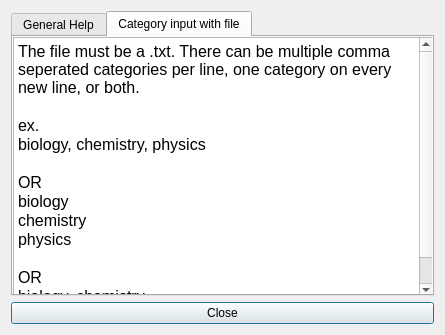
Above: View/Help.ui from wcrandall/Studier before the change. Below: the same form after it.
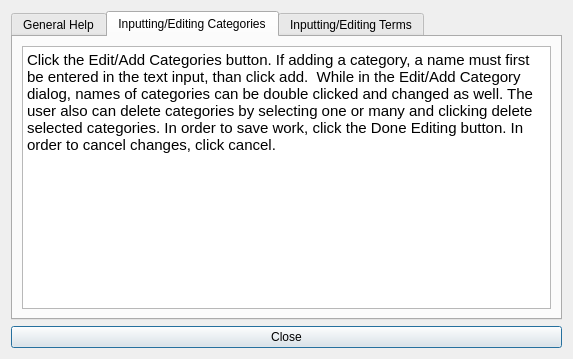
That is the form after the change. The open tabs and pages were chosen to show the change.

Patch:
```diff
--- a/View/Help.ui
+++ b/View/Help.ui
@@ -6,8 +6,8 @@
    <rect>
     <x>0</x>
     <y>0</y>
-    <width>445</width>
-    <height>335</height>
+    <width>573</width>
+    <height>359</height>
    </rect>
   </property>
   <property name="windowTitle">
@@ -52,37 +52,39 @@
        </widget>
        <widget class="QWidget" name="tab_2">
         <attribute name="title">
-         <string>Category input with file</string>
+         <string>Inputting/Editing Categories</string>
         </attribute>
+        <layout class="QGridLayout" name="gridLayout_3">
+         <item row="0" column="0">
         <widget class="QTextBrowser" name="textBrowser_2">
-         <property name="geometry">
-          <rect>
-           <x>0</x>
-           <y>0</y>
-           <width>421</width>
-           <height>261</height>
-          </rect>
-         </property>
+           <property name="html">
+            <string>&lt;!DOCTYPE HTML PUBLIC &quot;-//W3C//DTD HTML 4.0//EN&quot; &quot;http://www.w3.org/TR/REC-html40/strict.dtd&quot;&gt;
+&lt;html&gt;&lt;head&gt;&lt;meta name=&quot;qrichtext&quot; content=&quot;1&quot; /&gt;&lt;style type=&quot;text/css&quot;&gt;
+p, li { white-space: pre-wrap; }
+&lt;/style&gt;&lt;/head&gt;&lt;body style=&quot; font-family:'Ubuntu'; font-size:11pt; font-weight:400; font-style:normal;&quot;&gt;
+&lt;p style=&quot; margin-top:0px; margin-bottom:0px; margin-left:0px; margin-right:0px; -qt-block-indent:0; text-indent:0px;&quot;&gt;Click the Edit/Add Categories button. If adding a category, a name must first be entered in the text input, than click add.  While in the Edit/Add Category dialog, names of categories can be double clicked and changed as well. The user also can delete categories by selecting one or many and clicking delete selected categories. In order to save work, click the Done Editing button. In order to cancel changes, click cancel.  &lt;/p&gt;&lt;/body&gt;&lt;/html&gt;</string>
+           </property>
+          </widget>
+         </item>
+        </layout>
+       </widget>
+       <widget class="QWidget" name="tab_3">
+        <attribute name="title">
+         <string>Inputting/Editing Terms</string>
+        </attribute>
+        <layout class="QGridLayout" name="gridLayout_4">
+         <item row="0" column="0">
+          <widget class="QTextBrowser" name="textBrowser_4">
          <property name="html">
           <string>&lt;!DOCTYPE HTML PUBLIC &quot;-//W3C//DTD HTML 4.0//EN&quot; &quot;http://www.w3.org/TR/REC-html40/strict.dtd&quot;&gt;
 &lt;html&gt;&lt;head&gt;&lt;meta name=&quot;qrichtext&quot; content=&quot;1&quot; /&gt;&lt;style type=&quot;text/css&quot;&gt;
 p, li { white-space: pre-wrap; }
 &lt;/style&gt;&lt;/head&gt;&lt;body style=&quot; font-family:'Ubuntu'; font-size:11pt; font-weight:400; font-style:normal;&quot;&gt;
-&lt;p style=&quot; margin-top:0px; margin-bottom:0px; margin-left:0px; margin-right:0px; -qt-block-indent:0; text-indent:0px;&quot;&gt;&lt;span style=&quot; font-family:'MS Shell Dlg 2'; font-size:12pt;&quot;&gt;The file must be a .txt. There can be multiple comma seperated categories per line, one category on every new line, or both. &lt;/span&gt;&lt;/p&gt;
-&lt;p style=&quot;-qt-paragraph-type:empty; margin-top:0px; margin-bottom:0px; margin-left:0px; margin-right:0px; -qt-block-indent:0; text-indent:0px; font-family:'MS Shell Dlg 2'; font-size:12pt;&quot;&gt;&lt;br /&gt;&lt;/p&gt;
-&lt;p style=&quot; margin-top:0px; margin-bottom:0px; margin-left:0px; margin-right:0px; -qt-block-indent:0; text-indent:0px;&quot;&gt;&lt;span style=&quot; font-family:'MS Shell Dlg 2'; font-size:12pt;&quot;&gt;ex. &lt;/span&gt;&lt;/p&gt;
-&lt;p style=&quot; margin-top:0px; margin-bottom:0px; margin-left:0px; margin-right:0px; -qt-block-indent:0; text-indent:0px;&quot;&gt;&lt;span style=&quot; font-family:'MS Shell Dlg 2'; font-size:12pt;&quot;&gt;biology, chemistry, physics&lt;/span&gt;&lt;/p&gt;
-&lt;p style=&quot;-qt-paragraph-type:empty; margin-top:0px; margin-bottom:0px; margin-left:0px; margin-right:0px; -qt-block-indent:0; text-indent:0px; font-family:'MS Shell Dlg 2'; font-size:12pt;&quot;&gt;&lt;br /&gt;&lt;/p&gt;
-&lt;p style=&quot; margin-top:0px; margin-bottom:0px; margin-left:0px; margin-right:0px; -qt-block-indent:0; text-indent:0px;&quot;&gt;&lt;span style=&quot; font-family:'MS Shell Dlg 2'; font-size:12pt;&quot;&gt;OR &lt;/span&gt;&lt;/p&gt;
-&lt;p style=&quot; margin-top:0px; margin-bottom:0px; margin-left:0px; margin-right:0px; -qt-block-indent:0; text-indent:0px;&quot;&gt;&lt;span style=&quot; font-family:'MS Shell Dlg 2'; font-size:12pt;&quot;&gt;biology&lt;/span&gt;&lt;/p&gt;
-&lt;p style=&quot; margin-top:0px; margin-bottom:0px; margin-left:0px; margin-right:0px; -qt-block-indent:0; text-indent:0px;&quot;&gt;&lt;span style=&quot; font-family:'MS Shell Dlg 2'; font-size:12pt;&quot;&gt;chemistry &lt;/span&gt;&lt;/p&gt;
-&lt;p style=&quot; margin-top:0px; margin-bottom:0px; margin-left:0px; margin-right:0px; -qt-block-indent:0; text-indent:0px;&quot;&gt;&lt;span style=&quot; font-family:'MS Shell Dlg 2'; font-size:12pt;&quot;&gt;physics&lt;/span&gt;&lt;/p&gt;
-&lt;p style=&quot;-qt-paragraph-type:empty; margin-top:0px; margin-bottom:0px; margin-left:0px; margin-right:0px; -qt-block-indent:0; text-indent:0px; font-family:'MS Shell Dlg 2'; font-size:12pt;&quot;&gt;&lt;br /&gt;&lt;/p&gt;
-&lt;p style=&quot; margin-top:0px; margin-bottom:0px; margin-left:0px; margin-right:0px; -qt-block-indent:0; text-indent:0px;&quot;&gt;&lt;span style=&quot; font-family:'MS Shell Dlg 2'; font-size:12pt;&quot;&gt;OR &lt;/span&gt;&lt;/p&gt;
-&lt;p style=&quot; margin-top:0px; margin-bottom:0px; margin-left:0px; margin-right:0px; -qt-block-indent:0; text-indent:0px;&quot;&gt;&lt;span style=&quot; font-family:'MS Shell Dlg 2'; font-size:12pt;&quot;&gt;biology, chemistry&lt;/span&gt;&lt;/p&gt;
-&lt;p style=&quot; margin-top:0px; margin-bottom:0px; margin-left:0px; margin-right:0px; -qt-block-indent:0; text-indent:0px;&quot;&gt;&lt;span style=&quot; font-family:'MS Shell Dlg 2'; font-size:12pt;&quot;&gt;physics&lt;/span&gt;&lt;/p&gt;&lt;/body&gt;&lt;/html&gt;</string>
-         </property>
-        </widget>
+&lt;p style=&quot; margin-top:0px; margin-bottom:0px; margin-left:0px; margin-right:0px; -qt-block-indent:0; text-indent:0px;&quot;&gt;Click the Edit/Add terms button. If the user is attempting to add terms, the input fields must all be filled accordingly. Once the inputs are filled, the Add Term button will need to be clicked. If the user is editing information on already added terms, a double click on the term's name cell or description cell will allow them to change it. If a user wants to edit categories for a term, all outstanding edits must be saved. After the edits are saved, the user must select the term whose categories they want to edit. The third step is clicking Edit Selected Term's Categories button. A new dialog will be brought up where a user can select new categories to add them and unselect categories to remove them.  &lt;/p&gt;&lt;/body&gt;&lt;/html&gt;</string>
+           </property>
+          </widget>
+         </item>
+        </layout>
        </widget>
       </widget>
      </item>
```
Left out of the diff: 20 changed lines with no effect on the pictures. Lines whose indentation alone changed are shown as unchanged.
